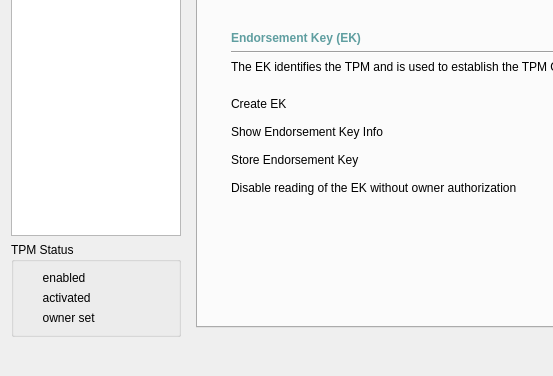
Rohde-Schwarz/TPMManager, file ui/tpmmanagerbase.ui: the form before one commit; both pictures show x 0 to 553 and y 179 to 555 of the 826 by 555 pixel window.
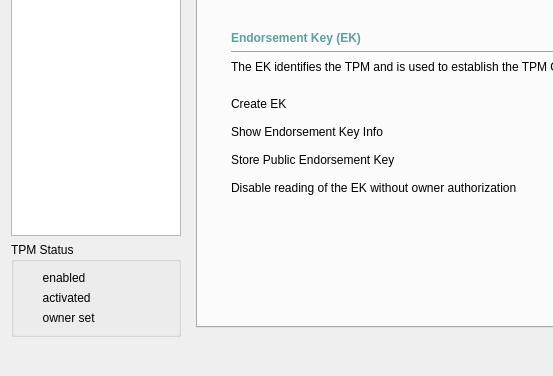
The form after the commit. The open tabs and pages were chosen to show the change. Icons and pictures are not drawn.

Patch:
```diff
--- a/ui/tpmmanagerbase.ui
+++ b/ui/tpmmanagerbase.ui
@@ -1563,9 +1563,9 @@
                  <item>
                   <layout class="QHBoxLayout" name="horizontalLayout_34" >
                    <item>
-                    <widget class="QLabel" name="label_301" >
-                     <property name="text" >
-                      <string>Store Endorsement Key</string>
+                    <widget class="QLabel" name="label_301">
+                     <property name="text">
+                      <string>Store Public Endorsement Key</string>
                      </property>
                     </widget>
                    </item>
```
Left out of the diff: 1789 changed lines with no effect on the pictures.
